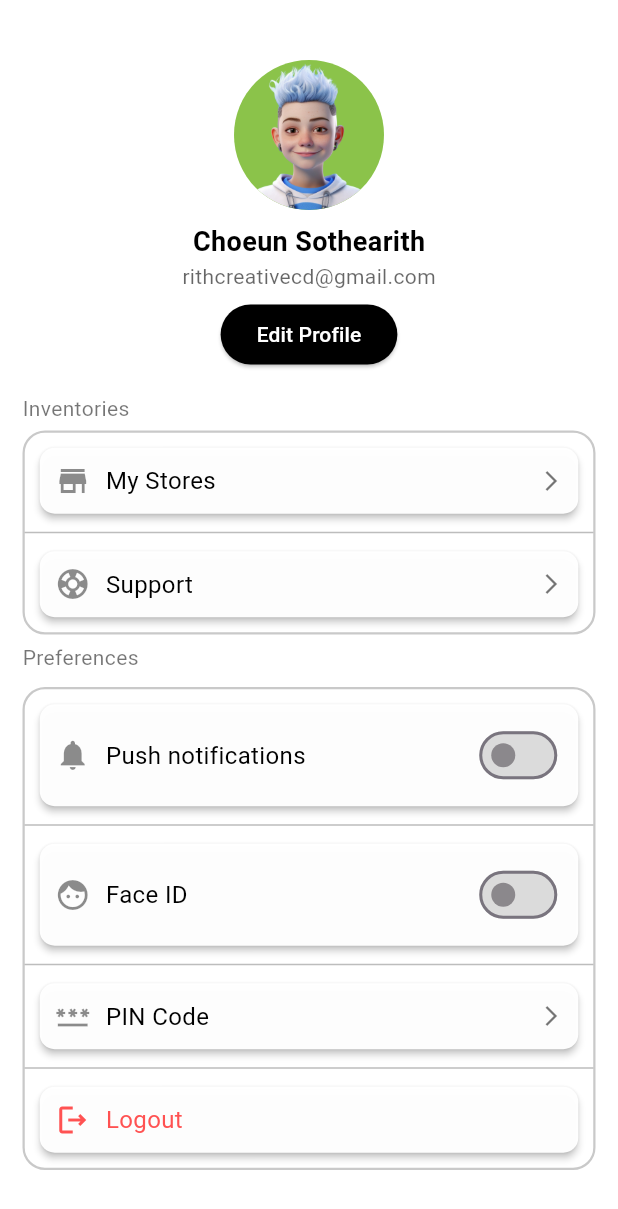
After one commit to sopheap-it/todo_app_team, a Flutter app: the screen it shows after launch, after a tap on "Go to profile setting", on a phone screen of 412 x 824 dp. The commit adds this screen. Shown: the top 1209 px of the screen. Run offline on Flutter 3.47's test engine with Material 3 defaults, Android fonts, the phone set to English and light mode, and no system bars.

Commit message:
Pofile UI

```diff
--- a/lib/main.dart
+++ b/lib/main.dart
@@ -1,5 +1,6 @@
 import 'package:flutter/material.dart';
 import 'package:todo_app_team/sothearith/docket.dart';
+import 'package:todo_app_team/sothearith/profile.dart';
 
 void main() {
   runApp(const MainApp());
@@ -38,7 +39,7 @@ class HomePage extends StatelessWidget {
           mainAxisAlignment: MainAxisAlignment.start,
           crossAxisAlignment: CrossAxisAlignment.start,
           children: [
-            const Text('Sothearith UI'),
+            const Text('Docket UI str'),
             const SizedBox(height: 16),
             ElevatedButton(
               child: const Text('Go to UI'),
@@ -51,6 +52,22 @@ class HomePage extends StatelessWidget {
                 );
               },
             ),
+            const Text('Profile Setting UI str'),
+            ElevatedButton(
+              style: ElevatedButton.styleFrom(
+                foregroundColor: Colors.white,
+                backgroundColor: const Color.fromARGB(255, 77, 125, 255),
+              ),
+              child: const Text('Go to profile setting'),
+              onPressed: () {
+                Navigator.pushReplacement(
+                  context,
+                  MaterialPageRoute(
+                    builder: (context) => const ProfileSetting(),
+                  ),
+                );
+              },
+            )
           ],
         ),
       ),
--- /dev/null
+++ b/lib/sothearith/profile.dart
@@ -0,0 +1,392 @@
+import 'package:flutter/material.dart';
+
+class ProfileSetting extends StatefulWidget {
+  const ProfileSetting({super.key});
+
+  @override
+  _ProfileSettingState createState() => _ProfileSettingState();
+}
+
+class _ProfileSettingState extends State<ProfileSetting> {
+  bool isSwitched = false;
+
+  @override
+  Widget build(BuildContext context) {
+    return Scaffold(
+      backgroundColor: Colors.white,
+      body: Column(
+        mainAxisAlignment: MainAxisAlignment.start,
+        children: [
+          const SizedBox(height: 40),
+          Center(
+            child: Column(
+              mainAxisAlignment: MainAxisAlignment.center, // Center content
+              children: [
+                SizedBox(
+                  width: 100,
+                  height: 100,
+                  child: CircleAvatar(
+                    backgroundColor: Colors.lightGreen,
+                    child: ClipOval(
+                      child: Image.asset(
+                        "assets/images/avartar.png",
+                        fit: BoxFit.cover,
+                        height: 100,
+                      ),
+                    ),
+                  ),
+                ),
+                const SizedBox(height: 8),
+                const Text(
+                  'Choeun Sothearith',
+                  style: TextStyle(
+                    color: Colors.black,
+                    fontSize: 18,
+                    fontWeight: FontWeight.bold,
+                  ),
+                ),
+                const Text(
+                  'rithcreativecd@gmail.com',
+                  style: TextStyle(
+                    color: Color.fromARGB(153, 0, 0, 0),
+                    fontSize: 14,
+                  ),
+                ),
+                const SizedBox(height: 5),
+                ElevatedButton(
+                  style: ElevatedButton.styleFrom(
+                    foregroundColor: Colors.white,
+                    backgroundColor: Colors.black,
+                  ),
+                  onPressed: () {},
+                  child: const Text('Edit Profile'),
+                ),
+              ],
+            ),
+          ),
+          Padding(
+            padding: const EdgeInsets.all(15),
+            child: Column(
+              children: [
+                const Align(
+                  alignment: Alignment.centerLeft,
+                  child: Text(
+                    'Inventories',
+                    style: TextStyle(
+                      color: Colors.black54,
+                      fontSize: 14,
+                    ),
+                  ),
+                ),
+                // Container for card
+                const SizedBox(height: 5),
+                Container(
+                  decoration: BoxDecoration(
+                    borderRadius: BorderRadius.circular(15),
+                    border: Border.all(
+                      color: const Color.fromARGB(143, 158, 158, 158),
+                      width: 1.5,
+                    ),
+                    color: const Color.fromARGB(223, 255, 255, 255),
+                  ),
+                  child: Column(
+                    children: [
+                      // First Card
+                      Card(
+                        margin: const EdgeInsets.all(10),
+                        color: const Color.fromARGB(246, 255, 255, 255),
+                        elevation: 2,
+                        shape: RoundedRectangleBorder(
+                          borderRadius: BorderRadius.circular(10),
+                        ),
+                        child: const Padding(
+                          padding: EdgeInsets.all(10),
+                          child: Row(
+                            mainAxisAlignment: MainAxisAlignment.spaceBetween,
+                            children: [
+                              Row(
+                                children: [
+                                  Icon(
+                                    Icons.store,
+                                    color: Colors.black45,
+                                  ),
+                                  SizedBox(width: 10),
+                                  Text(
+                                    'My Stores',
+                                    style: TextStyle(
+                                      fontSize: 16,
+                                      color: Colors.black,
+                                    ),
+                                  ),
+                                ],
+                              ),
+                              Icon(
+                                Icons.arrow_forward_ios,
+                                color: Colors.black54,
+                                size: 16,
+                              ),
+                            ],
+                          ),
+                        ),
+                      ),
+                      // Divider
+                      const Divider(
+                        color: Colors.black26,
+                        thickness: 1,
+                        height: 5,
+                      ),
+                      // Second Card
+                      Card(
+                        margin: const EdgeInsets.all(10),
+                        color: const Color.fromARGB(246, 255, 255, 255),
+                        elevation: 2,
+                        shape: RoundedRectangleBorder(
+                          borderRadius:
+                              BorderRadius.circular(10), // Card corner radius
+                        ),
+                        child: const Padding(
+                          padding: EdgeInsets.all(10),
+                          child: Row(
+                            mainAxisAlignment: MainAxisAlignment.spaceBetween,
+                            children: [
+                              Row(
+                                children: [
+                                  Icon(
+                                    Icons.support,
+                                    color: Colors.black45,
+                                  ),
+                                  SizedBox(width: 10),
+                                  Text(
+                                    'Support',
+                                    style: TextStyle(
+                                      fontSize: 16,
+                                      color: Colors.black,
+                                    ),
+                                  ),
+                                ],
+                              ),
+                              Icon(
+                                Icons.arrow_forward_ios,
+                                color: Colors.black54,
+                                size: 16,
+                              ),
+                            ],
+                          ),
+                        ),
+                      ),
+                    ],
+                  ),
+                ),
+                const SizedBox(height: 5),
+                const Align(
+                  alignment: Alignment.centerLeft,
+                  child: Text(
+                    'Preferences',
+                    style: TextStyle(
+                      color: Colors.black54,
+                      fontSize: 14,
+                    ),
+                  ),
+                ),
+                const SizedBox(height: 10),
+                Container(
+                  decoration: BoxDecoration(
+                    borderRadius: BorderRadius.circular(15),
+                    border: Border.all(
+                      color: const Color.fromARGB(143, 158, 158, 158),
+                      width: 1.5,
+                    ),
+                    color: const Color.fromARGB(223, 255, 255, 255),
+                  ),
+                  child: Column(
+                    children: [
+                      // First Card for Switch
+                      Card(
+                        margin: const EdgeInsets.all(10),
+                        color: const Color.fromARGB(246, 255, 255, 255),
+                        elevation: 2,
+                        shape: RoundedRectangleBorder(
+                          borderRadius: BorderRadius.circular(10),
+                        ),
+                        child: Padding(
+                          padding: const EdgeInsets.all(10),
+                          child: Row(
+                            mainAxisAlignment: MainAxisAlignment.spaceBetween,
+                            children: [
+                              const Row(
+                                children: [
+                                  Icon(
+                                    Icons.notifications,
+                                    color: Colors.black45,
+                                  ),
+                                  SizedBox(width: 10),
+                                  Text(
+                                    'Push notifications',
+                                    style: TextStyle(
+                                      fontSize: 16,
+                                      color: Colors.black,
+                                    ),
+                                  ),
+                                ],
+                              ),
+                              Switch(
+                                value: isSwitched,
+                                onChanged: (value) {
+                                  setState(() {
+                                    isSwitched = value; // Update state
+                                  });
+                                },
+                                activeColor: Colors.green,
+                                inactiveThumbColor: Colors.black45,
+                                inactiveTrackColor:
+                                    const Color.fromARGB(92, 158, 158, 158),
+                              ),
+                            ],
+                          ),
+                        ),
+                      ),
+                      // Divider
+                      const Divider(
+                        color: Colors.black26,
+                        thickness: 1,
+                        height: 5,
+                      ),
+                      // Second Card
+                      Card(
+                        margin: const EdgeInsets.all(10),
+                        color: const Color.fromARGB(246, 255, 255, 255),
+                        elevation: 2,
+                        shape: RoundedRectangleBorder(
+                          borderRadius:
+                              BorderRadius.circular(10), // Card corner radius
+                        ),
+                        child: Padding(
+                          padding: const EdgeInsets.all(10),
+                          child: Row(
+                            mainAxisAlignment: MainAxisAlignment.spaceBetween,
+                            children: [
+                              const Row(
+                                children: [
+                                  Icon(
+                                    Icons.face,
+                                    color: Colors.black45,
+                                  ),
+                                  SizedBox(width: 10),
+                                  Text(
+                                    'Face ID',
+                                    style: TextStyle(
+                                      fontSize: 16,
+                                      color: Colors.black,
+                                    ),
+                                  ),
+                                ],
+                              ),
+                              Switch(
+                                value: isSwitched,
+                                onChanged: (value) {
+                                  setState(() {
+                                    isSwitched = value; // Update state
+                                  });
+                                },
+                                activeColor: Colors.green,
+                                inactiveThumbColor: Colors.black45,
+                                inactiveTrackColor:
+                                    const Color.fromARGB(92, 158, 158, 158),
+                              ),
+                            ],
+                          ),
+                        ),
+                      ), // Divider
+                      const Divider(
+                        color: Colors.black26,
+                        thickness: 1,
+                        height: 5,
+                      ),
+                      // Third Card
+                      Card(
+                        margin: const EdgeInsets.all(10),
+                        color: const Color.fromARGB(246, 255, 255, 255),
+                        elevation: 2,
+                        shape: RoundedRectangleBorder(
+                          borderRadius:
+                              BorderRadius.circular(10), // Card corner radius
+                        ),
+                        child: const Padding(
+                          padding: EdgeInsets.all(10),
+                          child: Row(
+                            mainAxisAlignment: MainAxisAlignment.spaceBetween,
+                            children: [
+                              Row(
+                                children: [
+                                  Icon(
+                                    Icons.password_outlined,
+                                    color: Colors.black45,
+                                  ),
+                                  SizedBox(width: 10),
+                                  Text(
+                                    'PIN Code',
+                                    style: TextStyle(
+                                      fontSize: 16,
+                                      color: Colors.black,
+                                    ),
+                                  ),
+                                ],
+                              ),
+                              Icon(
+                                Icons.arrow_forward_ios,
+                                color: Colors.black54,
+                                size: 16,
+                              ),
+                            ],
+                          ),
+                        ),
+                      ),
+                      const Divider(
+                        color: Colors.black26,
+                        thickness: 1,
+                        height: 5,
+                      ),
+                      // Fourth Card
+                      Card(
+                        margin: const EdgeInsets.all(10),
+                        color: const Color.fromARGB(246, 255, 255, 255),
+                        elevation: 2,
+                        shape: RoundedRectangleBorder(
+                          borderRadius:
+                              BorderRadius.circular(10), // Card corner radius
+                        ),
+                        child: const Padding(
+                          padding: EdgeInsets.all(10),
+                          child: Row(
+                            children: [
+                              Row(
+                                children: [
+                                  Icon(
+                                    Icons.logout_outlined,
+                                    color: Colors.redAccent,
+                                  ),
+                                  SizedBox(width: 10),
+                                  Text(
+                                    'Logout',
+                                    style: TextStyle(
+                                      fontSize: 16,
+                                      color: Colors.redAccent,
+                                    ),
+                                  ),
+                                ],
+                              ),
+                            ],
+                          ),
+                        ),
+                      ),
+                    ],
+                  ),
+                ),
+              ],
+            ),
+          ),
+        ],
+      ),
+    );
+  }
+}
--- a/lib/sothearith/tasks.dart
+++ b/lib/sothearith/tasks.dart
@@ -9,6 +9,7 @@ class Tasks extends StatelessWidget {
     return Scaffold(
       backgroundColor: const Color(0xFFFFFFFF),
       appBar: AppBar(
+        automaticallyImplyLeading: false, // Hide Back arrow
         backgroundColor: const Color(0xFFFFFFFF),
         title: const Row(
           children: [
--- /dev/null
+++ b/lib/sothearith/test.dart
@@ -0,0 +1,110 @@
+import 'package:flutter/material.dart';
+
+class ProfileSetting extends StatelessWidget {
+  const ProfileSetting({super.key});
+
+  @override
+  Widget build(BuildContext context) {
+    return Scaffold(
+      body: Padding(
+        padding: const EdgeInsets.all(20),
+        child: Column(
+          mainAxisAlignment: MainAxisAlignment.start, // Start content
+          children: [
+            const Text(
+              'Inventories',
+              style: TextStyle(
+                color: Colors.black54,
+                fontSize: 10,
+              ),
+            ),
+            // Container with background color for both cards
+            Container(
+              color: const Color.fromARGB(220, 240, 240, 240), // Same background color for both cards
+              child: const Column(
+                children: [
+                  // First Card
+                  Card(
+                    margin: EdgeInsets.all(10),
+                    color: Color.fromARGB(220, 158, 158, 158),
+                    elevation: 2,
+                    child: Padding(
+                      padding: EdgeInsets.all(10),
+                      child: Row(
+                        mainAxisAlignment: MainAxisAlignment.spaceBetween, // Space between text and arrow
+                        children: [
+                          Row(
+                            children: [
+                              Icon(
+                                Icons.store,
+                                color: Colors.black,
+                              ),
+                              SizedBox(width: 10),
+                              Text(
+                                'My Stores',
+                                style: TextStyle(
+                                  fontSize: 16, // Increase font size for better visibility
+                                  color: Colors.black,
+                                ),
+                              ),
+                            ],
+                          ),
+                          Icon(
+                            Icons.arrow_forward_ios, // Right Arrow after text
+                            color: Colors.black54,
+                            size: 16, // Smaller arrow size
+                          ),
+                        ],
+                      ),
+                    ),
+                  ),
+                  // Divider Line
+                  Divider(
+                    color: Colors.black26, // Color of the divider
+                    thickness: 1,          // Thickness of the line
+                    height: 20,            // Space around the divider
+                  ),
+                  // Second Card
+                  Card(
+                    margin: EdgeInsets.all(10),
+                    color: Color.fromARGB(220, 212, 207, 207),
+                    elevation: 2,
+                    child: Padding(
+                      padding: EdgeInsets.all(10),
+                      child: Row(
+                        mainAxisAlignment: MainAxisAlignment.spaceBetween, // Space between text and arrow
+                        children: [
+                          Row(
+                            children: [
+                              Icon(
+                                Icons.store,
+                                color: Colors.white,
+                              ),
+                              SizedBox(width: 10),
+                              Text(
+                                'My Stores',
+                                style: TextStyle(
+                                  fontSize: 16, // Increase font size for better visibility
+                                  color: Colors.black,
+                                ),
+                              ),
+                            ],
+                          ),
+                          Icon(
+                            Icons.arrow_forward_ios, // Right Arrow after text
+                            color: Colors.black54,
+                            size: 16, // Smaller arrow size
+                          ),
+                        ],
+                      ),
+                    ),
+                  ),
+                ],
+              ),
+            ),
+          ],
+        ),
+      ),
+    );
+  }
+}
```
Also changed, not shown: assets/images/Sothearith.jpg (added), assets/images/avartar.png (added), assets/images/rithadric.jpg (added).
